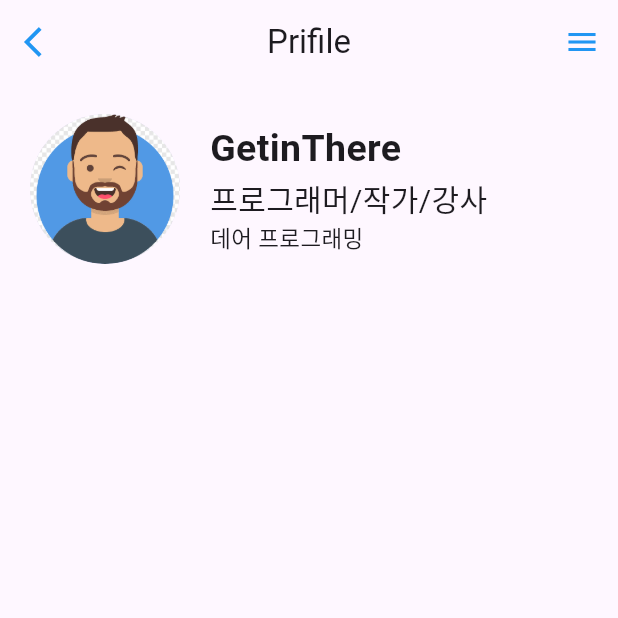
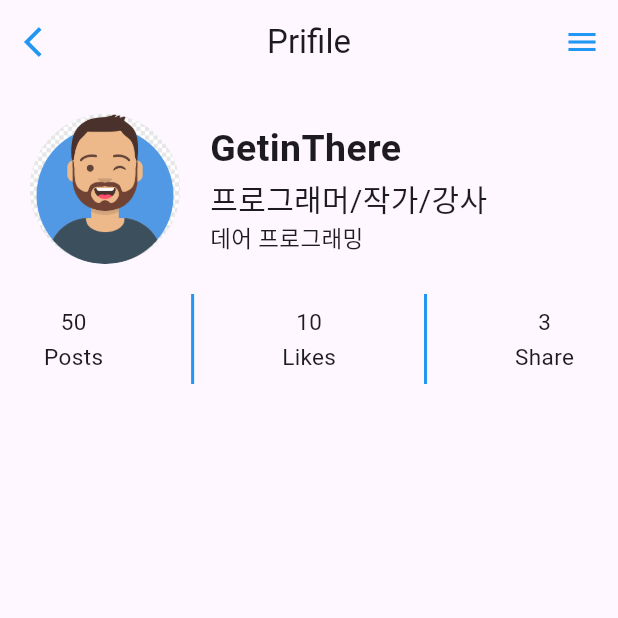
Before and after one commit to hyeji111544/flutter-app, a Flutter app: the screen it shows after launch, on a phone screen of 412 x 824 dp, the top half of it. Run offline on Flutter 3.47's test engine with Material 3 defaults, Android fonts, the phone set to English and light mode, and no system bars.

Commit message:
count-info 구성 완료

```diff
--- a/profileapp/lib/components/profile_count_info.dart
+++ b/profileapp/lib/components/profile_count_info.dart
@@ -18,9 +18,21 @@ class ProfileCountInfo extends StatelessWidget {
 }
 
 Widget _buildInfo(String count, String title){
-  return SizedBox();
+  return Column(
+    children: [
+      Text(
+        count, //변수 바인딩
+        style: TextStyle(fontSize: 15),
+      ),
+      SizedBox(height: 2),
+      Text(
+        title,
+        style: TextStyle(fontSize: 15),
+      ),
+    ],
+  );
 }
 
 Widget _buildLine(){
-  return SizedBox();
+  return Container(width: 2, height: 60, color: Colors.blue);
 }
```
